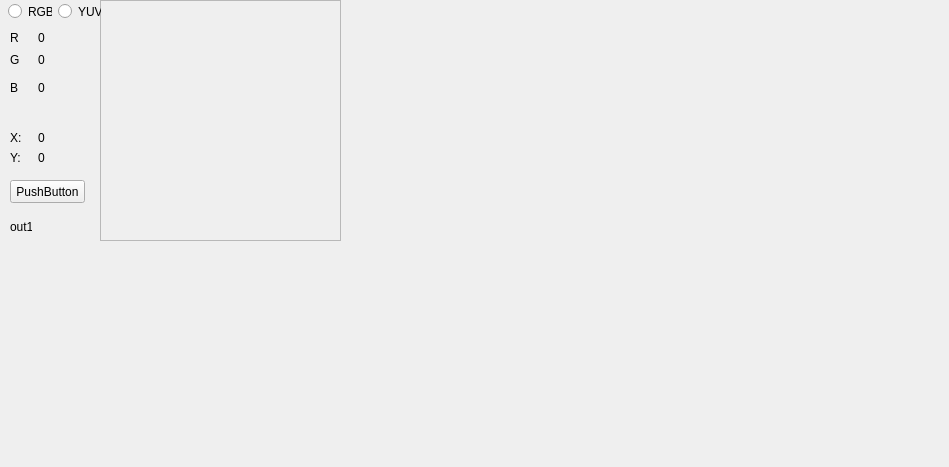
Before: the Qt Designer form Basma/image1/picdisplay.ui in LilyOfTheWest/image, drawn with Qt 5.
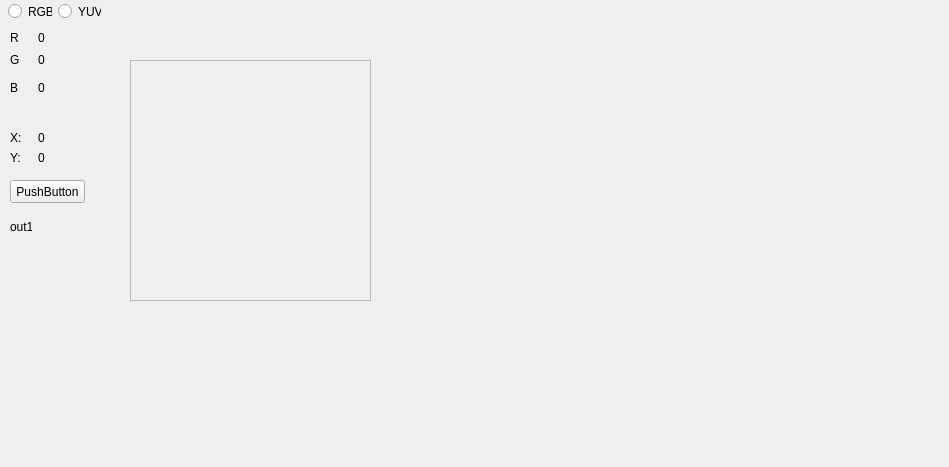
After: the same form once the commit is applied.

What changed in the file:
```diff
--- a/Basma/image1/picdisplay.ui
+++ b/Basma/image1/picdisplay.ui
@@ -133,8 +133,8 @@
   <widget class="QScrollArea" name="scrollAreaP">
    <property name="geometry">
     <rect>
-     <x>100</x>
-     <y>0</y>
+     <x>130</x>
+     <y>60</y>
      <width>241</width>
      <height>241</height>
     </rect>
```
